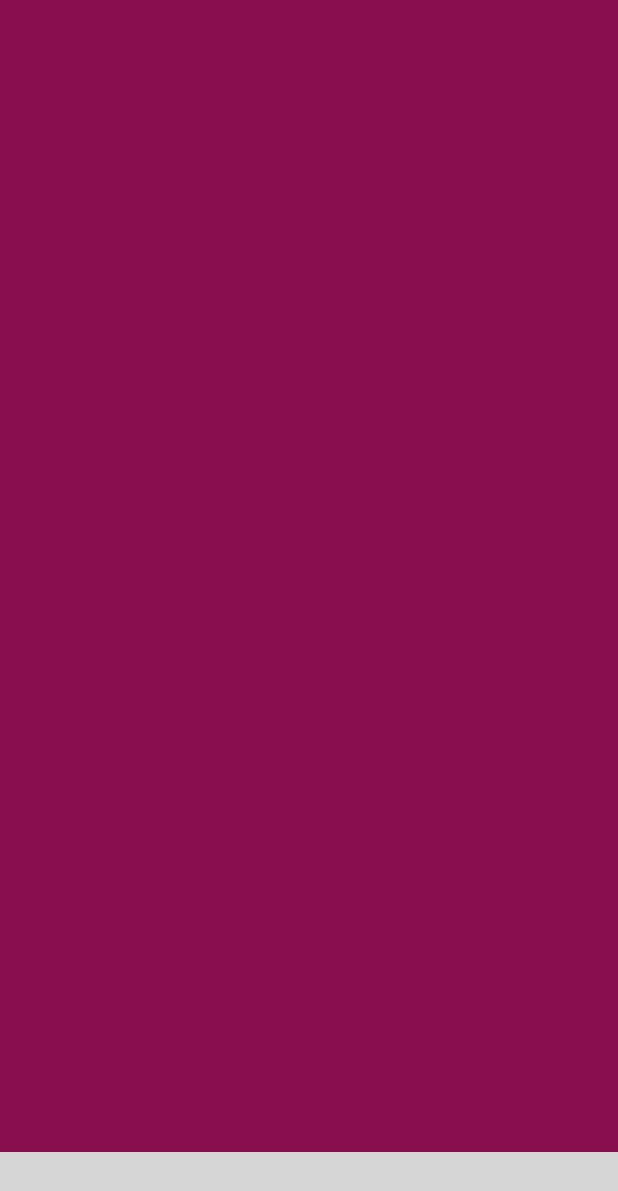
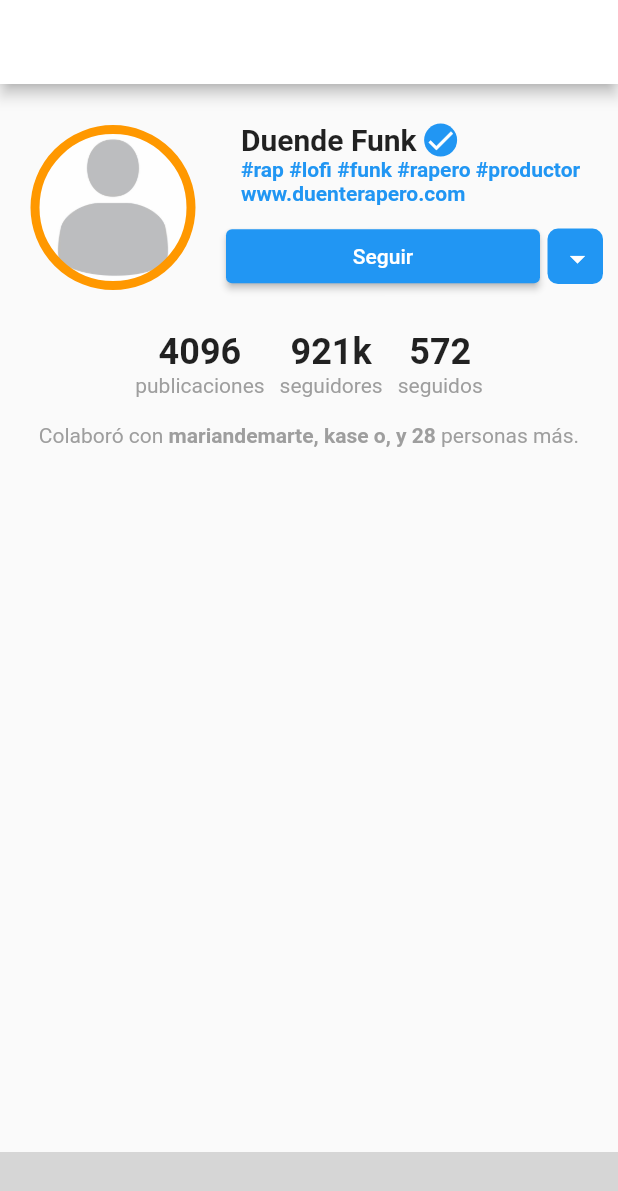
Before and after one commit to kloehz/ICollab, a Flutter app: the screen it shows after launch, swiped to page 5, on a phone screen of 412 x 824 dp. Shown: the top 1191 px of the screen. Run offline on Flutter 3.47's test engine with Material 2 defaults, Android fonts, the light colour scheme and no system bars; our stand-ins replace video_player; missing offline and left inert: bottom_bar; network calls fail; grey boxes are pictures that could not be loaded.

Commit message:
[ADD]Pagina de perfil de usuario

```diff
--- a/analysis_options.yaml
+++ b/analysis_options.yaml
@@ -22,6 +22,7 @@ linter:
   # `// ignore_for_file: name_of_lint` syntax on the line or in the file
   # producing the lint.
   rules:
+    prefer_const_constructors: false
     # avoid_print: false  # Uncomment to disable the `avoid_print` rule
     # prefer_single_quotes: true  # Uncomment to enable the `prefer_single_quotes` rule
 
--- a/lib/config/routes/routes.dart
+++ b/lib/config/routes/routes.dart
@@ -1,8 +1,10 @@
 import 'package:flutter/material.dart';
 import 'package:i_collab/pages/home.dart';
+import 'package:i_collab/pages/profile.dart';
 
 Map<String, WidgetBuilder> getApplicationsRoutes() {
   return <String, WidgetBuilder>{
     'home': (BuildContext context) => HomePage(),
+    'profile': (BuildContext context) => ProfilePage()
   };
 }
--- a/lib/pages/home.dart
+++ b/lib/pages/home.dart
@@ -1,5 +1,6 @@
 import 'package:bottom_bar/bottom_bar.dart';
 import 'package:flutter/material.dart';
+import 'package:i_collab/pages/profile.dart';
 import 'package:i_collab/widgets/video_player.dart';
 
 class HomePage extends StatefulWidget {
@@ -20,10 +21,10 @@ class _HomePageState extends State<HomePage> {
         controller: _pageController,
         children: [
           VideoPlayerWidget(),
-          Container(color: Colors.red),
           Container(color: Colors.yellow),
           Container(color: Colors.green),
           Container(color: Colors.pink.shade900),
+          ProfilePage(),
         ],
         onPageChanged: (index) {
           setState(() => _currentPage = index);
@@ -59,7 +60,7 @@ class _HomePageState extends State<HomePage> {
           ),
           BottomBarItem(
             icon: const Icon(Icons.person),
-            title: const Text('Favoritos'),
+            title: const Text('Perfil'),
             activeColor: Colors.green.shade400
           ),
         ],
--- /dev/null
+++ b/lib/pages/profile.dart
@@ -0,0 +1,198 @@
+import 'package:flutter/material.dart';
+import 'package:i_collab/utils/ui/text_styles.dart';
+
+class ProfilePage extends StatelessWidget {
+  const ProfilePage({ Key? key }) : super(key: key);
+
+  @override
+  Widget build(BuildContext context) {
+
+    final _size = MediaQuery.of(context).size;
+
+    return Scaffold(
+      appBar: AppBar(
+        backgroundColor: Colors.white,
+      ),
+      body: Padding(
+        padding: EdgeInsets.symmetric(horizontal: 10),
+        child: Column(
+          children: [
+            Container(
+              height: _size.height * 0.20,
+              child: Row(
+                children: [
+                  Flexible(
+                    flex: 4,
+                    child: Center(
+                      child: Container(
+                        decoration: BoxDecoration(
+                          shape: BoxShape.circle,
+                          border: Border.all(width: 6, color: Colors.orange),
+                          image: const DecorationImage(
+                            image: AssetImage('assets/images/profile/profile_image.jpeg'),
+                          )
+                        ),
+                        width: 110,
+                      ),
+                    ),
+                  ),
+                  Flexible(
+                    flex: 8,
+                    child: Padding(
+                      padding: EdgeInsets.only(left: 10),
+                      child: Column(
+                        mainAxisAlignment: MainAxisAlignment.center,
+                        children: [
+                          _userInfo(),
+                          _buttonsContainer()
+                        ],
+                      ),
+                    )
+                  )
+                ],
+              ),
+            ),
+            Container(
+              height: _size.height * 0.075,
+              child: Row(
+                mainAxisAlignment: MainAxisAlignment.center,
+                children: [
+                  _numbersInfo('4096', 'publicaciones'),
+                  SizedBox(width: 10),
+                  _numbersInfo('921k', 'seguidores'),
+                  SizedBox(width: 10),
+                  _numbersInfo('572', 'seguidos'),
+                ]
+              ),
+            ),
+            _collaboratedWith()
+          ],
+        ),
+      )
+    );
+  }
+
+  RichText _collaboratedWith() {
+    return RichText(
+      text: TextSpan(
+        style: TextStyle(
+          color: Colors.grey,
+          fontSize: 14
+        ),
+        children: const [
+          TextSpan(text: 'Colaboró con '),
+          TextSpan(
+            text: 'mariandemarte, kase o, y 28 ',
+            style: TextStyle(
+              color: Colors.grey,
+              fontWeight: FontWeight.bold
+            )
+          ),
+          TextSpan(text: 'personas más.')
+        ]
+      )
+    );
+  }
+
+  Column _numbersInfo(String number, String title) {
+    return Column(
+      children: [
+        Text(
+          number,
+          style: TextStyle(
+            fontSize: 24,
+            fontWeight: FontWeight.bold
+          ),
+        ),
+        Text(
+          title,
+          style: TextStyle(
+            color: Colors.grey,
+            overflow: TextOverflow.ellipsis
+          )
+        )
+      ],
+    );
+  }
+
+  Row _buttonsContainer() {
+    return Row(
+      children: [
+        Expanded(
+          child: ButtonTheme(
+            minWidth: double.infinity,
+            child: ElevatedButton(
+              onPressed: (){},
+              child: Text(
+                'Seguir',
+                style: TextStyle(
+                  color: Colors.white
+                ),
+              )
+            ),
+          ),
+        ),
+        SizedBox(width: 5),
+        Container(
+          decoration: BoxDecoration(
+            borderRadius: BorderRadius.circular(7),
+            color: Colors.blue,
+          ),
+          height: 37,
+          width: 37,
+          child: IconButton(
+            icon: Icon(Icons.arrow_drop_down, color: Colors.white),
+            onPressed: (){},
+          ),
+        )
+      ],
+    );
+  }
+
+  Padding _userInfo() {
+    return Padding(
+      padding: const EdgeInsets.fromLTRB(10, 0, 0, 10),
+      child: Column(
+        children: [
+          Row(
+            children: [
+              Text(
+                'Duende Funk',
+                style: TextStyle(
+                  fontSize: 20,
+                  fontWeight: FontWeight.bold
+                )
+              ),
+              SizedBox(width:5),
+              Container(
+                decoration: BoxDecoration(
+                  shape: BoxShape.circle,
+                  color: Colors.blue,
+                ),
+                child: Icon(Icons.check, color: Colors.white, size: 22),
+              )
+            ],
+          ),
+          Row(
+            children: const [
+              Expanded(
+                child: Text(
+                  '#rap #lofi #funk #rapero #productor',
+                  style: hashStyle,
+                ),
+              )
+            ],
+          ),
+          Row(
+            children: const [
+              Text(
+                'www.duenterapero.com',
+                style: hashStyle,
+              )
+            ],
+          ),
+        ],
+      ),
+    );
+  }
+}
--- /dev/null
+++ b/lib/utils/ui/text_styles.dart
@@ -0,0 +1,7 @@
+import 'package:flutter/material.dart';
+
+const hashStyle = TextStyle(
+  fontSize: 14,
+  color: Colors.blue,
+  fontWeight: FontWeight.bold
+);
--- a/pubspec.yaml
+++ b/pubspec.yaml
@@ -60,9 +60,8 @@ flutter:
   uses-material-design: true
 
   # To add assets to your application, add an assets section, like this:
-  # assets:
-  #   - images/a_dot_burr.jpeg
-  #   - images/a_dot_ham.jpeg
+  assets:
+    - assets/images/profile/
 
   # An image asset can refer to one or more resolution-specific "variants", see
   # https://flutter.dev/assets-and-images/#resolution-aware.
```
Also changed, not shown: assets/images/profile/profile_image.jpeg (added).
